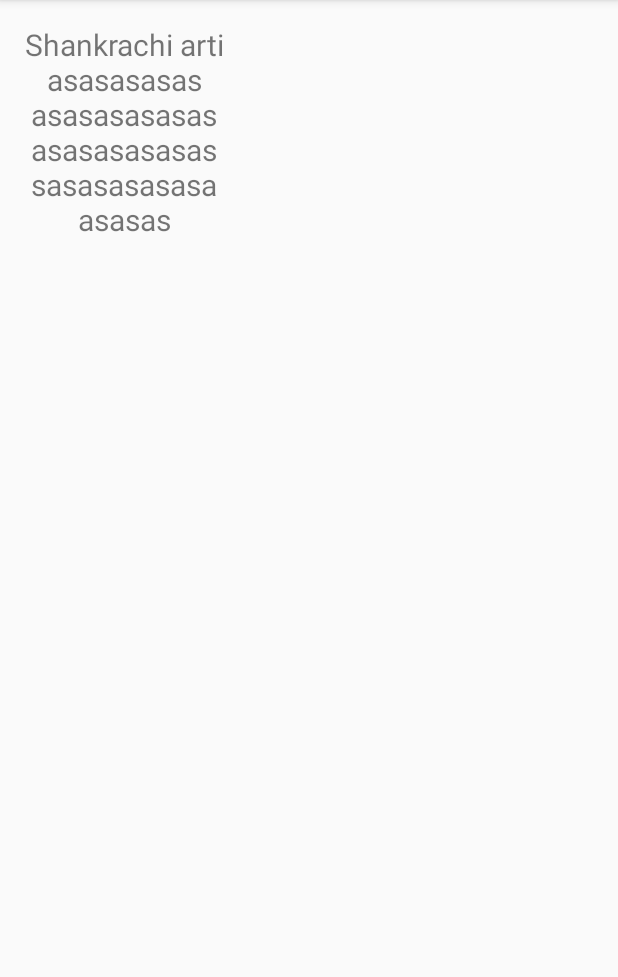
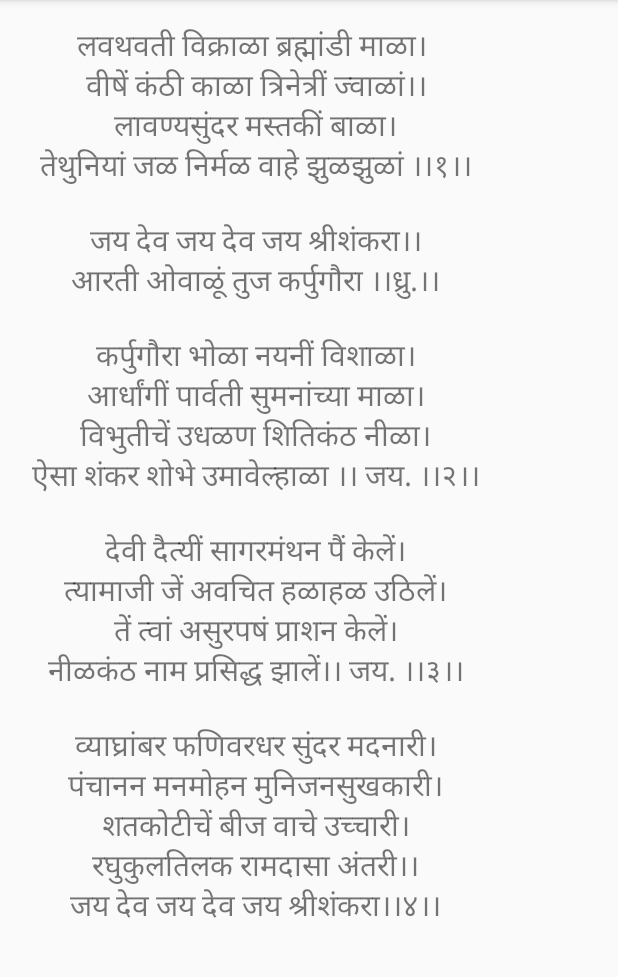
Before and after one commit to thoratharsh/MarathiArti, an Android app: the ArtiDetailedViewActivity screen opened directly, with no data from a screen before it, on a phone screen of 412 x 824 dp, the part 84-1061 px from its top. Run offline under Robolectric (Android 15) with nearby library versions, the light colour scheme and no system bars.

Commit message:
added shankarachi arti

```diff
--- a/app/src/main/java/com/example/rajvardhan/marathiaarti/ArtiDetailedViewActivity.kt
+++ b/app/src/main/java/com/example/rajvardhan/marathiaarti/ArtiDetailedViewActivity.kt
@@ -10,8 +10,8 @@ class ArtiDetailedViewActivity : AppCompatActivity() {
         super.onCreate(savedInstanceState)
         setContentView(R.layout.activity_arti_detailed_view)
         when(Status.selectedName){
-            GodNames.GANPATI.name -> fullArtiText.text= getText(R.string.ganapati_arti) ;
-            GodNames.SHANKAR.name -> fullArtiText.text="Shankrachi arti\nasasasasas\nasasasasasas\nasasasasasas\nsasasasasasa\nasasas"
+            GodNames.GANPATI.name -> fullArtiText.text = getText(R.string.ganapati_arti) ;
+            GodNames.SHANKAR.name -> fullArtiText.text = getText(R.string.shankar_arti);
         }
     }
 }
--- a/app/src/main/res/values/strings.xml
+++ b/app/src/main/res/values/strings.xml
@@ -19,5 +19,28 @@
         दास रामाचा वाट पाहे सदना।\n
         संकष्टी पावावें, निर्वाणी रक्षावे,\n
         सुरवरवंदना॥ जय देव  \n</string>
+    <string name="shankar_arti">लवथवती विक्राळा ब्रह्मांडी माळा।\n
+        वीषें कंठी काळा त्रिनेत्रीं ज्वाळां।।\n
+        लावण्यसुंदर मस्तकीं बाळा।\n
+        तेथुनियां जळ निर्मळ वाहे झुळझुळां ।।१।।\n\n
+
+        जय देव जय देव जय श्रीशंकरा।।\n
+        आरती ओवाळूं तुज कर्पुगौरा ।।ध्रु.।।\n\n
+
+        कर्पुगौरा भोळा नयनीं विशाळा।\n
+        आर्धांगीं पार्वती सुमनांच्या माळा।\n
+        विभुतीचें उधळण शितिकंठ नीळा।\n
+        ऐसा शंकर शोभे उमावेल्हाळा ।। जय. ।।२।।\n\n
+
+        देवी दैत्यीं सागरमंथन पैं केलें।\n
+        त्यामाजी जें अवचित हळाहळ उठिलें।\n
+        तें त्वां असुरपषं प्राशन केलें।\n
+        नीळकंठ नाम प्रसिद्ध झालें।। जय. ।।३।।\n\n
+
+        व्याघ्रांबर फणिवरधर सुंदर मदनारी।\n
+        पंचानन मनमोहन मुनिजनसुखकारी।\n
+        शतकोटीचें बीज वाचे उच्चारी।\n
+        रघुकुलतिलक रामदासा अंतरी।।\n
+        जय देव जय देव जय श्रीशंकरा।।४।।</string>
 
 </resources>
```
